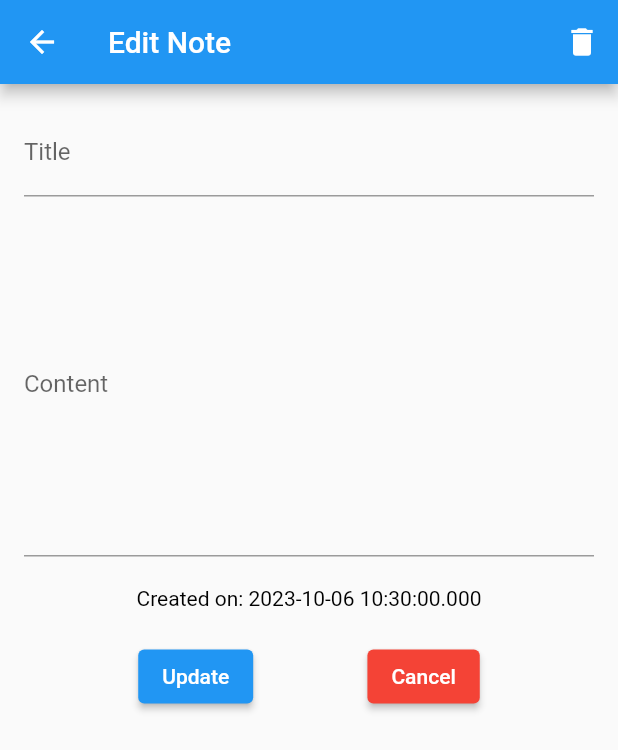
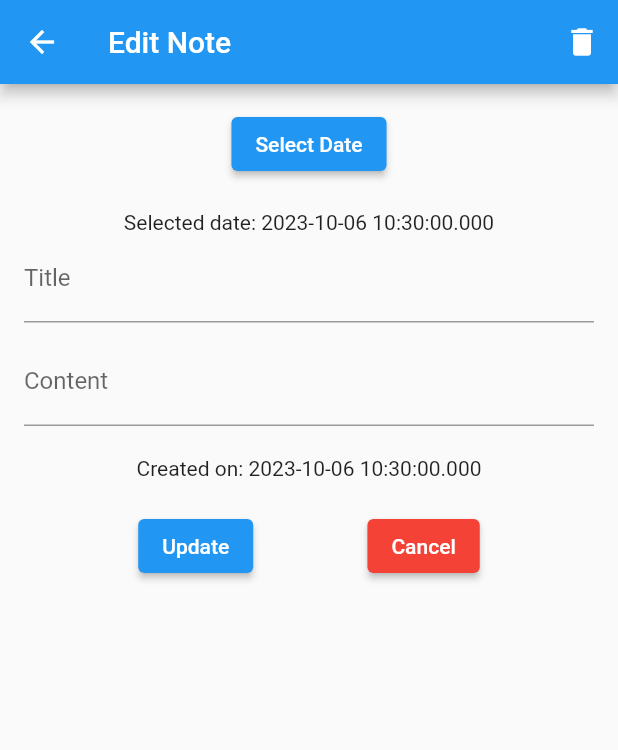
Before and after one commit to AbbosSaidov/personal_notes_app, a Flutter app: the NoteViewPage screen opened directly with empty values, on a phone screen of 412 x 824 dp. Shown: the top 750 px of the screen. Run offline on Flutter 3.47's test engine with Material 2 defaults, Android fonts, the phone set to English and light mode, and no system bars; our stand-ins replace flutter_bloc, freezed_annotation, hive, hive_flutter; accounts and stored records are empty.

```diff
--- a/lib/src/presentation/ui/note_view/note_view_page.dart
+++ b/lib/src/presentation/ui/note_view/note_view_page.dart
@@ -2,7 +2,6 @@ import 'package:flutter/material.dart';
 import 'package:hive/hive.dart';
 import 'package:personal_notes_app/src/data/models/note/note_model.dart';
 
-import '../../utils/Colors.dart';
 
 class NoteViewPage extends StatefulWidget {
   final Note note;
@@ -16,26 +15,41 @@ class NoteViewPage extends StatefulWidget {
 class _NoteViewPageState extends State<NoteViewPage> {
   final _titleController = TextEditingController();
   final _contentController = TextEditingController();
-
+  DateTime? _selectedDate;
   @override
   void initState() {
     super.initState();
     _titleController.text = widget.note.title;
     _contentController.text = widget.note.content;
+    _selectedDate = widget.note.creationDate;
+  }
+
+  void _selectDate(BuildContext context) async {
+    final DateTime? picked = await showDatePicker(
+      context: context,
+      initialDate: _selectedDate ?? DateTime.now(),
+      firstDate: DateTime(2000),
+      lastDate: DateTime(2101),
+    );
+    if (picked != null && picked != _selectedDate) {
+      setState(() {
+        _selectedDate = picked;
+      });
+    }
   }
 
   void _updateNote() async {
     final updatedNote = Note(
       _titleController.text,
       _contentController.text,
-      widget.note.creationDate,  // Keep the original creation date
+      _selectedDate?? DateTime.now(), // Keep the original creation date
     );
 
     final notesBox = await Hive.openBox<Note>('notes');
     final noteIndex = notesBox.values.toList().indexOf(widget.note);
     if (noteIndex != -1) {
       await notesBox.putAt(noteIndex, updatedNote);
-      Navigator.pop(context, updatedNote);  // Optionally return the updated note
+      Navigator.pop(context, updatedNote); // Optionally return the updated note
     } else {
       ScaffoldMessenger.of(context).showSnackBar(
         SnackBar(content: Text('Note not found')),
@@ -48,18 +62,19 @@ class _NoteViewPageState extends State<NoteViewPage> {
     final noteIndex = notesBox.values.toList().indexOf(widget.note);
     if (noteIndex != -1) {
       await notesBox.deleteAt(noteIndex);
-      Navigator.pop(context);  // Go back after deletion
+      Navigator.pop(context); // Go back after deletion
     } else {
       ScaffoldMessenger.of(context).showSnackBar(
         SnackBar(content: Text('Note not found')),
       );
     }
   }
+
   @override
   Widget build(BuildContext context) {
     return Scaffold(
       appBar: AppBar(
-        title: Text('Edit Note'),
+        title: const Text('Edit Note'),
         actions: [
           IconButton(
             icon: Icon(Icons.delete),
@@ -71,22 +86,26 @@ class _NoteViewPageState extends State<NoteViewPage> {
         padding: const EdgeInsets.all(16.0),
         child: Column(
           children: [
+            ElevatedButton(
+              onPressed: () => _selectDate(context),
+              child: Text("Select Date"),
+            ),
+            const SizedBox(height: 20),
+            Text(
+              "Selected date: $_selectedDate",
+            ),
             TextField(
               controller: _titleController,
-              style: TextStyle(color: MyColors.blackText),
               decoration: InputDecoration(labelText: 'Title'),
             ),
             const SizedBox(height: 10),
             TextField(
               controller: _contentController,
-              style: TextStyle(color: MyColors.blackText),
               decoration: InputDecoration(labelText: 'Content'),
-              maxLines: 10,
             ),
             const SizedBox(height: 20),
             Text(
               'Created on: ${widget.note.creationDate}',
-              style: TextStyle(color: MyColors.blackText),
             ),
             const SizedBox(height: 20),
             Row(
--- /dev/null
+++ b/lib/src/presentation/utils/text_helpers.dart
@@ -0,0 +1,4 @@
+String truncateString(String? text, int length) {
+  if (text == null) return "";
+  return text.length > length ? text.substring(0, length) : text;
+}
```
Also changed, not shown: lib/src/presentation/ui/home_page/home_page.dart (+11 -30 lines), lib/src/presentation/ui/note_creation/note_creation_page.dart (+2 -5 lines), lib/src/presentation/widgets/note_list_item.dart (added, +40 -0 lines), lib/src/presentation/ui/home_page/cubit/home_cubit.dart (deleted), lib/src/presentation/ui/home_page/cubit/home_state.dart (deleted).
